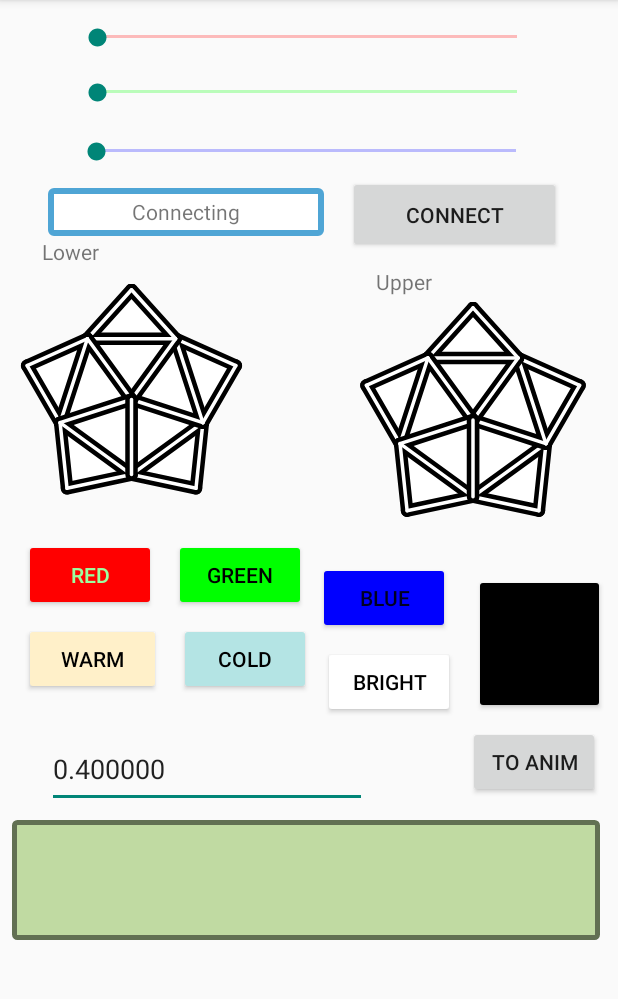
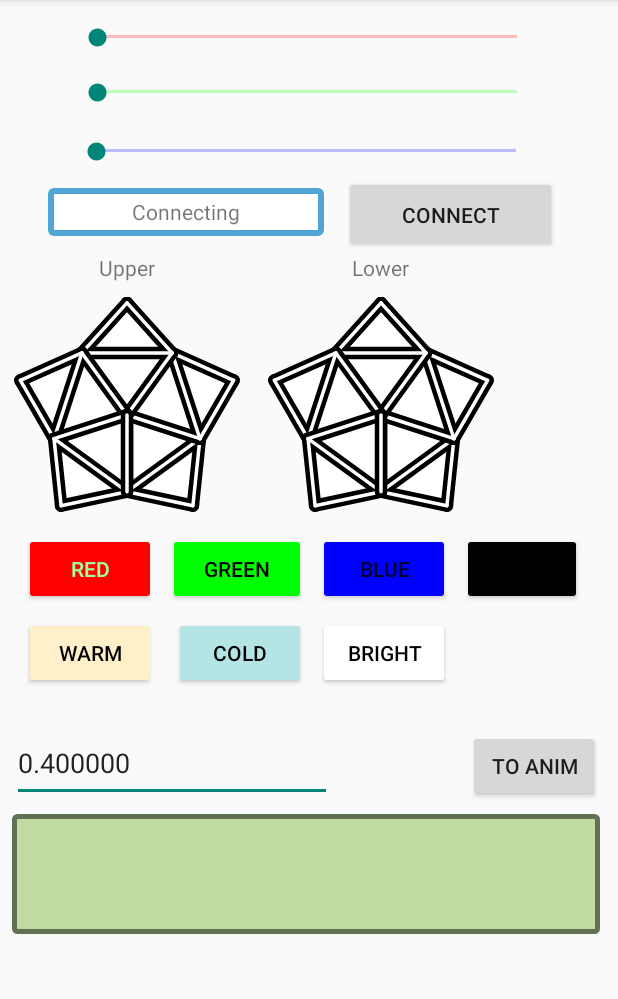
Before and after one commit to StoneRose35/BallLamp, an Android app: the screen it shows after launch (MainActivity), on a phone screen of 412 x 824 dp, the part 84-1083 px from its top. Run offline under Robolectric (Android 15) with nearby library versions, the light colour scheme and no system bars.

Commit message:
* added confirmation dialogs on delete * stability improvements * layout corrections

```diff
--- a/BallLampApp/app/src/main/res/layout/fragment_color_select.xml
+++ b/BallLampApp/app/src/main/res/layout/fragment_color_select.xml
@@ -7,6 +7,7 @@
     android:id="@+id/fragmentColorSelect"
     android:layout_width="match_parent"
     android:layout_height="match_parent">
+
     <androidx.constraintlayout.widget.ConstraintLayout
         android:layout_width="match_parent"
         android:layout_height="wrap_content"
@@ -71,10 +72,10 @@
             android:id="@+id/btnConnect"
             android:layout_width="142dp"
             android:layout_height="51dp"
-        android:layout_marginStart="232dp"
+            android:layout_marginStart="13dp"
             android:layout_marginTop="8dp"
             android:text="@string/connect_text"
-        app:layout_constraintStart_toStartOf="@+id/lampSelectorLower"
+            app:layout_constraintStart_toEndOf="@+id/textViewConnectionState"
             app:layout_constraintTop_toBottomOf="@+id/amountBlue" />
 
         <TextView
@@ -97,63 +98,106 @@
             app:layout_constraintStart_toStartOf="parent"
             app:layout_constraintTop_toBottomOf="@+id/editTextDuration" />
 
+        <LinearLayout
+            android:id="@+id/lampSelectors"
+            android:layout_width="fill_parent"
+            android:layout_height="wrap_content"
+            app:layout_constraintEnd_toEndOf="parent"
+            app:layout_constraintStart_toStartOf="parent"
+            app:layout_constraintTop_toBottomOf="@id/btnConnect">
+
+            <LinearLayout
+                android:layout_width="wrap_content"
+                android:layout_height="wrap_content"
+                android:orientation="vertical">
+
+                <TextView
+                    android:id="@+id/textViewLblUpper"
+                    android:layout_width="wrap_content"
+                    android:layout_height="wrap_content"
+                    android:layout_gravity="center_horizontal"
+                    android:text="@string/lbl_upper"
+                    app:layout_constraintBottom_toTopOf="@+id/lampSelectorUpper"
+                    app:layout_constraintStart_toStartOf="@+id/lampSelectorUpper" />
+
                 <ch.sr35.balllampapp.LampSelectorView
                     android:id="@+id/lampSelectorUpper"
                     android:layout_width="169dp"
                     android:layout_height="157dp"
-        android:layout_marginTop="92dp"
-        android:layout_marginEnd="8dp"
-        app:layout_constraintEnd_toEndOf="parent"
-        app:layout_constraintTop_toBottomOf="@+id/amountBlue"
+                    android:layout_marginTop="10dp"
+                    app:layout_constraintStart_toStartOf="parent"
                     app:mappingTable="@array/lampMappingUpper" />
+            </LinearLayout>
+
+            <LinearLayout
+                android:layout_width="wrap_content"
+                android:layout_height="wrap_content"
+                android:orientation="vertical">
+
+                <TextView
+                    android:id="@+id/textViewLblLower"
+                    android:layout_width="wrap_content"
+                    android:layout_height="wrap_content"
+                    android:layout_gravity="center_horizontal"
+                    android:text="@string/lbl_lower" />
 
                 <ch.sr35.balllampapp.LampSelectorView
                     android:id="@+id/lampSelectorLower"
-        android:layout_width="175dp"
-        android:layout_height="154dp"
-        android:layout_marginTop="80dp"
-        app:layout_constraintStart_toStartOf="parent"
+                    android:layout_width="169dp"
+                    android:layout_height="157dp"
+                    android:layout_marginTop="10dp"
+                    app:layout_constraintEnd_toEndOf="parent"
                     app:layout_constraintTop_toBottomOf="@+id/amountBlue" />
-
+            </LinearLayout>
+        </LinearLayout>
+        <TableLayout
+            android:layout_width="match_parent"
+            android:layout_height="wrap_content"
+            app:layout_constraintTop_toBottomOf="@id/lampSelectors"
+            android:id="@+id/tableColorButtons"
+            >
+            <TableRow>
                 <Button
                     android:id="@+id/buttonRed"
                     android:layout_width="wrap_content"
                     android:layout_height="wrap_content"
                     android:layout_marginStart="16dp"
-        android:layout_marginTop="16dp"
                     android:backgroundTint="@color/lamp_red"
                     android:text="@string/button_red_text"
                     android:textColor="#9CFFA0"
-        app:layout_constraintStart_toStartOf="parent"
-        app:layout_constraintTop_toBottomOf="@+id/lampSelectorLower" />
+                 />
 
                 <Button
                     android:id="@+id/buttonGreen"
                     android:layout_width="wrap_content"
                     android:layout_height="wrap_content"
-        android:layout_marginStart="12dp"
-        android:layout_marginTop="16dp"
+                    android:layout_marginStart="8dp"
                     android:backgroundTint="@color/lamp_green"
                     android:text="@string/button_green_text"
                     android:textColor="#000000"
-        app:layout_constraintStart_toEndOf="@+id/buttonRed"
-        app:layout_constraintTop_toBottomOf="@+id/lampSelectorLower" />
+                 />
 
                 <Button
                     android:id="@+id/buttonBlue"
                     android:layout_width="wrap_content"
                     android:layout_height="wrap_content"
                     android:layout_marginStart="8dp"
-        android:layout_marginTop="16dp"
                     android:backgroundTint="@color/lamp_blue"
                     android:text="@string/button_blue_text"
-        app:layout_constraintStart_toEndOf="@+id/buttonGreen"
-        app:layout_constraintTop_toBottomOf="@+id/lampSelectorUpper" />
-
+                />
+                <Button
+                    android:id="@+id/buttonOff"
+                    android:layout_width="80dp"
+                    android:layout_height="wrap_content"
+                    android:layout_marginStart="8dp"
+                    android:layout_marginEnd="0dp"
+                    android:backgroundTint="@color/black"
+                    android:text="@string/button_off_text"
+                />
+            </TableRow>
+            <TableRow>
                 <Button
                     android:id="@+id/buttonWarmWhite"
-        android:layout_width="91dp"
-        android:layout_height="48dp"
                     android:layout_marginStart="16dp"
                     android:layout_marginTop="8dp"
                     android:backgroundTint="@color/lamp_war_white"
@@ -185,37 +229,9 @@
                     android:textColor="#FF000000"
                     app:layout_constraintStart_toEndOf="@+id/buttonColdWhite"
                     app:layout_constraintTop_toBottomOf="@+id/buttonBlue" />
+            </TableRow>
+        </TableLayout>
 
-    <Button
-        android:id="@+id/buttonOff"
-        android:layout_width="87dp"
-        android:layout_height="93dp"
-        android:layout_marginStart="16dp"
-        android:layout_marginTop="24dp"
-        android:backgroundTint="@color/black"
-        android:text="@string/button_off_text"
-        app:layout_constraintStart_toEndOf="@+id/buttonBlue"
-        app:layout_constraintTop_toBottomOf="@+id/lampSelectorUpper" />
-
-    <TextView
-        android:id="@+id/textViewLblLower"
-        android:layout_width="wrap_content"
-        android:layout_height="wrap_content"
-        android:layout_marginStart="28dp"
-        android:layout_marginBottom="12dp"
-        android:text="@string/lbl_lower"
-        app:layout_constraintBottom_toTopOf="@+id/lampSelectorLower"
-        app:layout_constraintStart_toStartOf="parent" />
-
-    <TextView
-        android:id="@+id/textViewLblUpper"
-        android:layout_width="wrap_content"
-        android:layout_height="wrap_content"
-        android:layout_marginStart="20dp"
-        android:layout_marginBottom="4dp"
-        android:text="@string/lbl_upper"
-        app:layout_constraintBottom_toTopOf="@+id/lampSelectorUpper"
-        app:layout_constraintStart_toStartOf="@+id/lampSelectorUpper" />
 
         <Button
             android:id="@+id/add_to_animation"
@@ -223,9 +239,10 @@
             android:layout_height="wrap_content"
             android:layout_marginTop="8dp"
             android:layout_marginEnd="8dp"
+            android:layout_marginBottom="8dp"
             android:text="@string/button_add_to_animation"
-            app:layout_constraintEnd_toEndOf="parent"
-            app:layout_constraintTop_toBottomOf="@+id/buttonOff" />
+            app:layout_constraintBottom_toTopOf="@+id/serialOut"
+            app:layout_constraintEnd_toEndOf="parent" />
 
         <EditText
             android:id="@+id/editTextDuration"
@@ -233,12 +250,11 @@
             android:layout_height="51dp"
             android:layout_marginStart="8dp"
             android:layout_marginTop="24dp"
-            android:layout_marginEnd="44dp"
+            android:layout_marginEnd="60dp"
             android:ems="10"
             android:inputType="numberDecimal"
-            app:layout_constraintEnd_toStartOf="@+id/add_to_animation"
             app:layout_constraintStart_toStartOf="parent"
-            app:layout_constraintTop_toBottomOf="@+id/buttonColdWhite" />
+            app:layout_constraintTop_toBottomOf="@+id/tableColorButtons" />
     </androidx.constraintlayout.widget.ConstraintLayout>
 
 </ScrollView>
```
Also changed, not shown: BallLampApp/app/src/main/java/ch/sr35/balllampapp/MainActivity.kt (+7 -3 lines), BallLampApp/app/src/main/java/ch/sr35/balllampapp/SavedAnimationAdapter.kt (+23 -1 lines), BallLampApp/app/src/main/java/ch/sr35/balllampapp/fragments/AnimationList.kt (+21 -6 lines), BallLampApp/app/src/main/java/ch/sr35/balllampapp/fragments/SavedAnimations.kt (+38 -0 lines), BallLampApp/app/src/main/res/layout/saved_animation_layout.xml (+31 -5 lines). Lines whose indentation alone changed are shown as unchanged.
